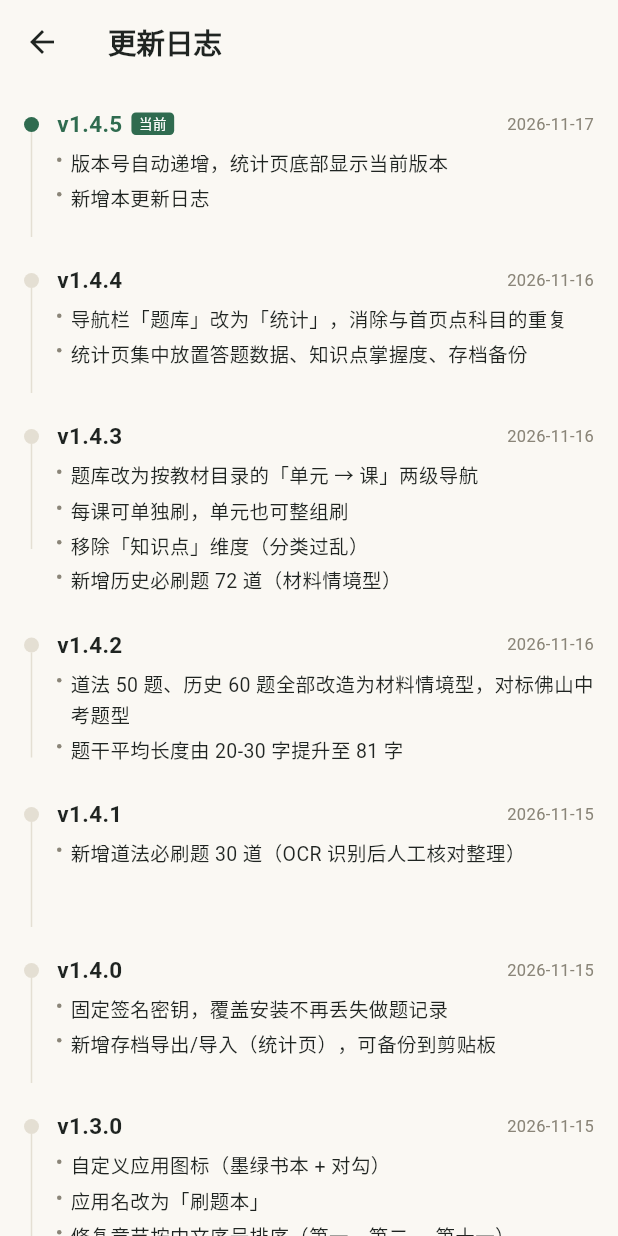
After one commit to leaF7eaF/quiz-master, a Flutter app: the ChangelogScreen screen opened directly, on a phone screen of 412 x 824 dp. The commit adds this screen. Run offline on Flutter 3.47's test engine with Material 3 defaults, Android fonts, the phone set to English and light mode, and no system bars; our stand-ins replace shared_preferences; accounts and stored records are empty.

Commit message:
新增更新日志页（统计页底部版本号可点进去）

```diff
--- /dev/null
+++ b/lib/data/changelog.dart
@@ -0,0 +1,47 @@
+// 更新日志
+class ChangelogEntry {
+  final String version;
+  final String date;
+  final List<String> changes;
+  const ChangelogEntry(this.version, this.date, this.changes);
+}
+
+const List<ChangelogEntry> appChangelog = [
+  ChangelogEntry('1.4.5', '2026-11-17', [
+    '版本号自动递增，统计页底部显示当前版本',
+    '新增本更新日志',
+  ]),
+  ChangelogEntry('1.4.4', '2026-11-16', [
+    '导航栏「题库」改为「统计」，消除与首页点科目的重复',
+    '统计页集中放置答题数据、知识点掌握度、存档备份',
+  ]),
+  ChangelogEntry('1.4.3', '2026-11-16', [
+    '题库改为按教材目录的「单元 → 课」两级导航',
+    '每课可单独刷，单元也可整组刷',
+    '移除「知识点」维度（分类过乱）',
+    '新增历史必刷题 72 道（材料情境型）',
+  ]),
+  ChangelogEntry('1.4.2', '2026-11-16', [
+    '道法 50 题、历史 60 题全部改造为材料情境型，对标佛山中考题型',
+    '题干平均长度由 20-30 字提升至 81 字',
+  ]),
+  ChangelogEntry('1.4.1', '2026-11-15', [
+    '新增道法必刷题 30 道（OCR 识别后人工核对整理）',
+  ]),
+  ChangelogEntry('1.4.0', '2026-11-15', [
+    '固定签名密钥，覆盖安装不再丢失做题记录',
+    '新增存档导出/导入（统计页），可备份到剪贴板',
+  ]),
+  ChangelogEntry('1.3.0', '2026-11-15', [
+    '自定义应用图标（墨绿书本 + 对勾）',
+    '应用名改为「刷题本」',
+    '修复章节按中文序号排序（第一、第二……第十一）',
+    '热力图默认统计全部科目，可按科目筛选',
+  ]),
+  ChangelogEntry('1.0.0', '2026-11-15', [
+    '首个版本',
+    '道法、历史、语文、化学四科共 159 道单选',
+    '做题热力图、薄弱知识点分析、错题本、连续打卡',
+    '按单元、知识点、来源、全部四种维度筛选',
+  ]),
+];
--- /dev/null
+++ b/lib/screens/changelog_screen.dart
@@ -0,0 +1,107 @@
+import 'package:flutter/material.dart';
+import '../data/changelog.dart';
+import '../theme/app_theme.dart';
+
+class ChangelogScreen extends StatelessWidget {
+  const ChangelogScreen({super.key});
+
+  @override
+  Widget build(BuildContext context) {
+    return Scaffold(
+      appBar: AppBar(title: const Text('更新日志')),
+      body: ListView.builder(
+        padding: const EdgeInsets.all(16),
+        itemCount: appChangelog.length,
+        itemBuilder: (_, i) {
+          final e = appChangelog[i];
+          final isLatest = i == 0;
+          return Padding(
+            padding: const EdgeInsets.only(bottom: 18),
+            child: Row(
+              crossAxisAlignment: CrossAxisAlignment.start,
+              children: [
+                // 左侧版本标记
+                Column(
+                  children: [
+                    Container(
+                      width: 10,
+                      height: 10,
+                      margin: const EdgeInsets.only(top: 6),
+                      decoration: BoxDecoration(
+                        color: isLatest ? AppTheme.primary : AppTheme.line,
+                        shape: BoxShape.circle,
+                      ),
+                    ),
+                    if (i != appChangelog.length - 1)
+                      Container(
+                          width: 1, height: 70, color: AppTheme.line),
+                  ],
+                ),
+                const SizedBox(width: 12),
+                Expanded(
+                  child: Column(
+                    crossAxisAlignment: CrossAxisAlignment.start,
+                    children: [
+                      Row(children: [
+                        Text('v${e.version}',
+                            style: TextStyle(
+                                fontSize: 15,
+                                fontWeight: FontWeight.w700,
+                                color: isLatest
+                                    ? AppTheme.primary
+                                    : AppTheme.ink)),
+                        if (isLatest) ...[
+                          const SizedBox(width: 6),
+                          Container(
+                            padding: const EdgeInsets.symmetric(
+                                horizontal: 5, vertical: 1),
+                            decoration: BoxDecoration(
+                              color: AppTheme.primary,
+                              borderRadius: BorderRadius.circular(3),
+                            ),
+                            child: const Text('当前',
+                                style: TextStyle(
+                                    fontSize: 9, color: Colors.white)),
+                          ),
+                        ],
+                        const Spacer(),
+                        Text(e.date,
+                            style: const TextStyle(
+                                fontSize: 11, color: AppTheme.muted)),
+                      ]),
+                      const SizedBox(height: 6),
+                      ...e.changes.map((c) => Padding(
+                            padding: const EdgeInsets.only(bottom: 3),
+                            child: Row(
+                              crossAxisAlignment: CrossAxisAlignment.start,
+                              children: [
+                                const Padding(
+                                  padding: EdgeInsets.only(top: 6, right: 6),
+                                  child: SizedBox(
+                                    width: 3,
+                                    height: 3,
+                                    child: DecoratedBox(
+                                        decoration: BoxDecoration(
+                                            color: AppTheme.muted,
+                                            shape: BoxShape.circle)),
+                                  ),
+                                ),
+                                Expanded(
+                                  child: Text(c,
+                                      style: const TextStyle(
+                                          fontSize: 13, height: 1.5)),
+                                ),
+                              ],
+                            ),
+                          )),
+                    ],
+                  ),
+                ),
+              ],
+            ),
+          );
+        },
+      ),
+    );
+  }
+}
--- a/lib/screens/stats_screen.dart
+++ b/lib/screens/stats_screen.dart
@@ -3,6 +3,7 @@ import 'package:provider/provider.dart';
 import '../providers/quiz_provider.dart';
 import '../theme/app_theme.dart';
 import 'archive_screen.dart';
+import 'changelog_screen.dart';
 
 class StatsScreen extends StatelessWidget {
   const StatsScreen({super.key});
@@ -98,9 +99,13 @@ class StatsScreen extends StatelessWidget {
 
         const SizedBox(height: 8),
         Center(
-          child: Text(
-            '版本 ${const String.fromEnvironment("APP_VERSION", defaultValue: "dev")}',
-            style: const TextStyle(fontSize: 11, color: AppTheme.muted),
+          child: TextButton(
+            onPressed: () => Navigator.push(context,
+                MaterialPageRoute(builder: (_) => const ChangelogScreen())),
+            child: const Text(
+              '版本 ${const String.fromEnvironment("APP_VERSION", defaultValue: "dev")} · 更新日志',
+              style: TextStyle(fontSize: 11, color: AppTheme.muted),
+            ),
           ),
         ),
       ],
```
